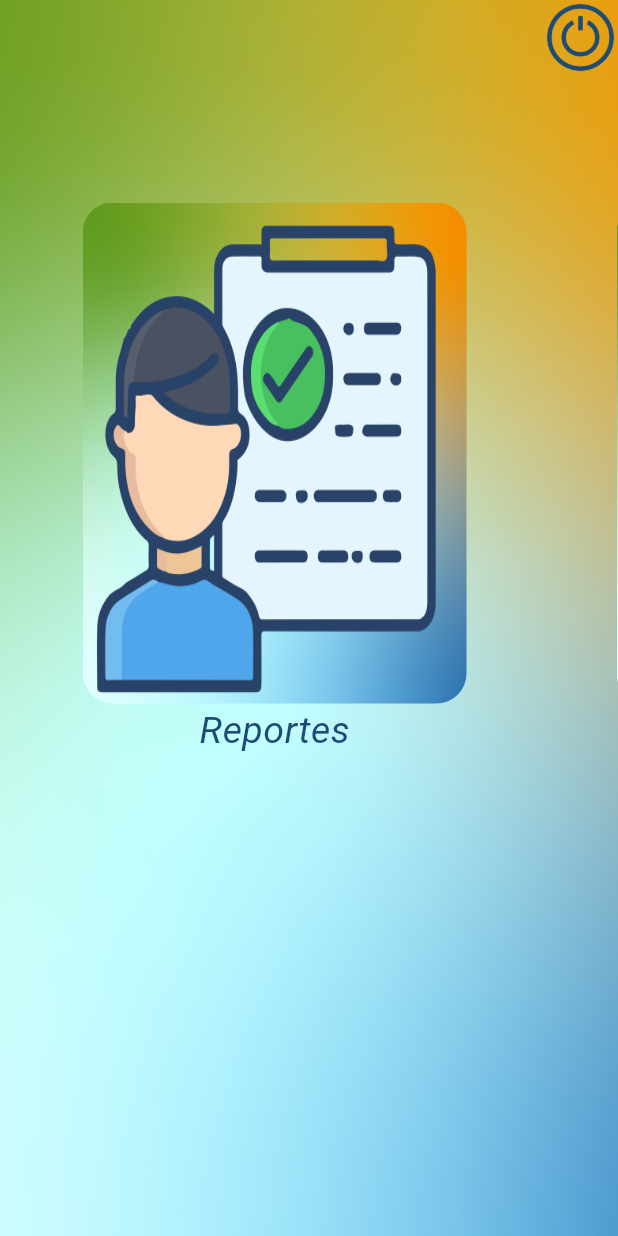
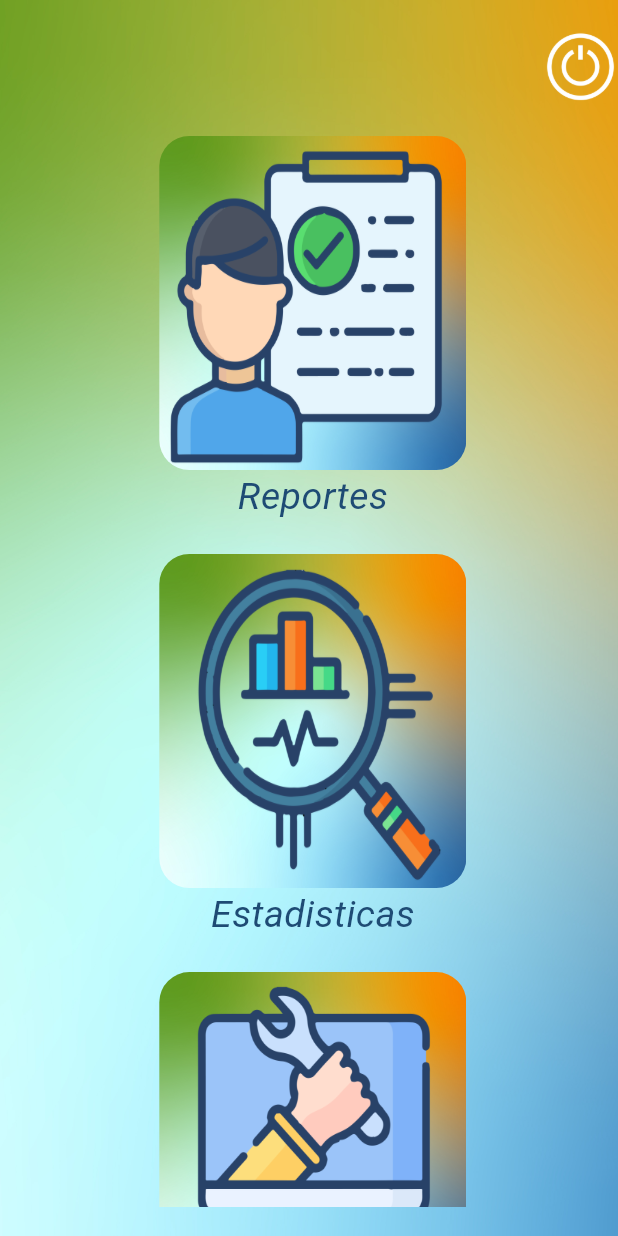
Before and after one commit to John-99F/GestorHorasExtras, a Flutter app: the HomeScreen screen opened by its route, on a phone screen of 412 x 824 dp. Run offline on Flutter 3.47's test engine with Material 3 defaults, Android fonts, the phone set to English and light mode, and no system bars; our stand-ins replace flutter_riverpod, flutter_screenutil, go_router, riverpod_annotation; generated files the repository leaves out were written again.

Commit message:
se ajusta la version para movil

```diff
--- a/lib/core_ui/widgets/shared/custom_app_bar.dart
+++ b/lib/core_ui/widgets/shared/custom_app_bar.dart
@@ -1,7 +1,5 @@
 import 'package:flutter/material.dart';
-import 'package:flutter/widgets.dart';
 import 'package:flutter_screenutil/flutter_screenutil.dart';
-import 'package:gestor_horas_extras/core_ui/colors/color_constants.dart';
 import 'package:gestor_horas_extras/core_ui/images/images_constants.dart';
 
 class CustomAppBar extends StatelessWidget {
@@ -22,7 +20,10 @@ class CustomAppBar extends StatelessWidget {
       child: Row(
         mainAxisAlignment: MainAxisAlignment.end,
         children: [
-          Image.asset(ImagesConstants.logoutIcon, color: const Color(ColorConstants.subTextColor),),
+          Image.asset(
+            ImagesConstants.logoutIcon,
+            color: Colors.white,
+          ),
         ],
       ),
     );
--- a/lib/core_ui/widgets/shared/custom_card_button.dart
+++ b/lib/core_ui/widgets/shared/custom_card_button.dart
@@ -18,7 +18,7 @@ class CustomCardButton extends StatelessWidget {
   @override
   Widget build(BuildContext context) {
     return Container(
-      padding: const EdgeInsets.all(50),
+      padding: EdgeInsets.all(PlatformUtils.isAndroid() ? 10 : 50,),
       child: Column(
         children: [
           _buildCard(),
@@ -41,8 +41,8 @@ class CustomCardButton extends StatelessWidget {
         ),
         child: Image.asset(
           homeButtonEnum.pathImage,
-          width: PlatformUtils.isAndroid() ? 100.w : 600.w,
-          height: PlatformUtils.isAndroid() ? 30.h : 500.h,
+          width: PlatformUtils.isAndroid() ? 80.w : 500.w,
+          height: PlatformUtils.isAndroid() ? 20.h : 500.h,
           fit: BoxFit.fill,
         ),
       ),
--- a/lib/feature/principal/presentation/screen/home_screen.dart
+++ b/lib/feature/principal/presentation/screen/home_screen.dart
@@ -2,6 +2,7 @@ import 'package:flutter/material.dart';
 import 'package:flutter_riverpod/flutter_riverpod.dart';
 import 'package:flutter_screenutil/flutter_screenutil.dart';
 import 'package:gestor_horas_extras/core/enum/home_button_enum.dart';
+import 'package:gestor_horas_extras/core/utils/platform_utils.dart';
 import 'package:gestor_horas_extras/core_ui/widgets/shared/custom_app_bar.dart';
 import 'package:gestor_horas_extras/core_ui/widgets/shared/widgets.dart';
 
@@ -35,7 +36,7 @@ class HomeScreen extends ConsumerWidget {
       child: Column(
         children: [
           const CustomAppBar(),
-          const SizedBox(height: 35),
+           SizedBox(height: PlatformUtils.isAndroid() ? 1.h : 35.h),
           _buildMainMenu(),
         ],
       ),
@@ -45,10 +46,10 @@ class HomeScreen extends ConsumerWidget {
   _buildMainMenu() {
     return Center(
       child: SizedBox(
-        height: 900.h,
+        height: PlatformUtils.isAndroid() ? 65.h : 900.h,
         child: ListView.builder(
           padding: EdgeInsets.only(left: 2.w),
-          scrollDirection: Axis.horizontal,
+          scrollDirection:PlatformUtils.isAndroid() ? Axis.vertical :  Axis.horizontal,
           itemCount: HomeButtonEnum.values.length,
           itemBuilder: (context, index) {
             return CustomCardButton(
```
